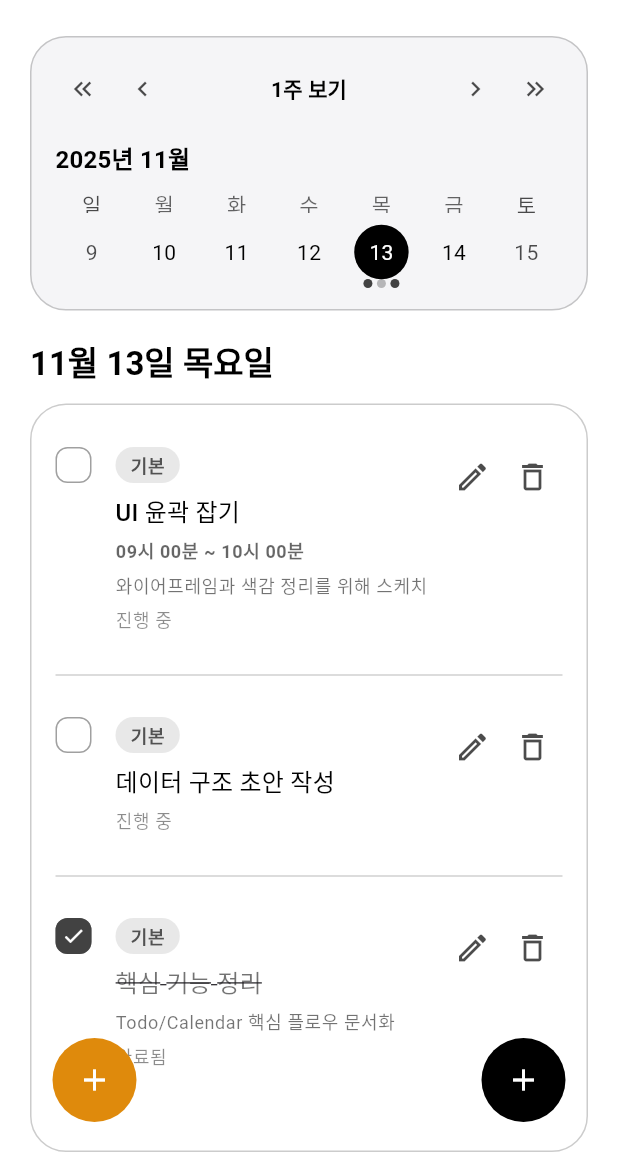
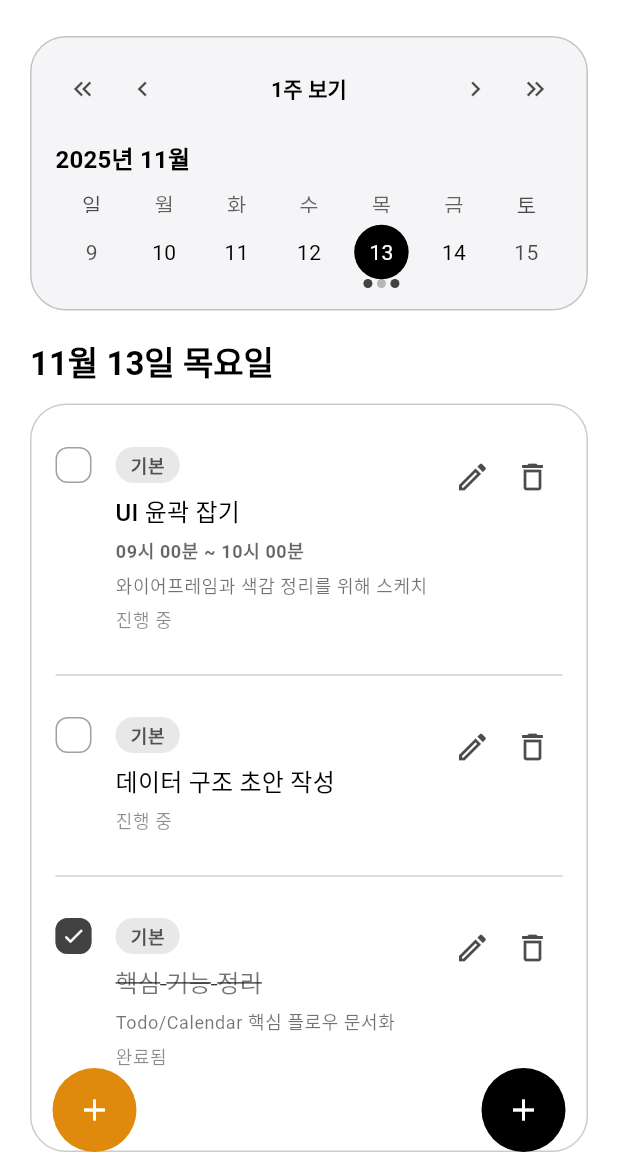
Before and after one commit to kimgm1018/one_month_proj, a Flutter app: the screen it shows after launch, on a phone screen of 412 x 824 dp, the part 66-1236 px from its top. Run offline on Flutter 3.47's test engine with Material 3 defaults, Android fonts, the phone set to English and light mode, and no system bars; drawn by our look-alikes of table_calendar; our stand-ins replace flutter_colorpicker, flutter_local_notifications, flutter_timezone, sqflite, timezone; accounts and stored records are empty.

Commit message:
ios problunms issue shooting

```diff
--- a/todo_calendar_demo/lib/main.dart
+++ b/todo_calendar_demo/lib/main.dart
@@ -650,8 +650,8 @@ class _TodoHomePageState extends State<TodoHomePage> {
                             ? 2.0
                             : (selected ? 2.0 : 1.2);
                         return SizedBox(
-                          width: 44,
-                          height: 44,
+                          width: 42,
+                          height: 42,
                           child: GestureDetector(
                             onTap: () {
                               HapticFeedback.selectionClick();
@@ -700,7 +700,7 @@ class _TodoHomePageState extends State<TodoHomePage> {
                               color: entries[i].color,
                               isPlus: entries[i].isPlus,
                             ),
-                            if (i != entries.length - 1) const SizedBox(width: 12),
+                            if (i != entries.length - 1) const SizedBox(width: 10),
                           ]
                         ];
                       }
@@ -1786,6 +1786,13 @@ class _TodoHomePageState extends State<TodoHomePage> {
   Widget build(BuildContext context) {
     final textTheme = Theme.of(context).textTheme;
     final scheme = Theme.of(context).colorScheme;
+    final mediaPadding = MediaQuery.of(context).padding;
+    const fabHorizontalPadding = 35.0;
+    const compactSpacing = 8.0;
+    const defaultSpacing = 12.0;
+    final fabBottomPadding =
+        mediaPadding.bottom + (mediaPadding.bottom > 0 ? compactSpacing : defaultSpacing);
+    final fabLocation = _AdaptiveCenterFloatFabLocation(fabBottomPadding);
 
     return Scaffold(
       appBar: AppBar(
@@ -1814,10 +1821,15 @@ class _TodoHomePageState extends State<TodoHomePage> {
           ),
         ],
       ),
-      floatingActionButtonLocation: FloatingActionButtonLocation.centerFloat,
-      floatingActionButton: SafeArea(
-        child: Padding(
-          padding: const EdgeInsets.symmetric(horizontal: 35, vertical: 16),
+      floatingActionButtonLocation: fabLocation,
+      floatingActionButtonAnimator: const _NoOpFabAnimator(),
+      floatingActionButton: Padding(
+        padding: const EdgeInsets.fromLTRB(
+          fabHorizontalPadding,
+          0,
+          fabHorizontalPadding,
+          0,
+        ),
         child: Row(
           children: [
             FloatingActionButton(
@@ -1836,7 +1848,6 @@ class _TodoHomePageState extends State<TodoHomePage> {
               child: const Icon(Icons.add),
             ),
           ],
-          ),
         ),
       ),
       body: _isLoading
@@ -2702,6 +2713,49 @@ class _EmptyState extends StatelessWidget {
   }
 }
 
+class _AdaptiveCenterFloatFabLocation extends FloatingActionButtonLocation {
+  const _AdaptiveCenterFloatFabLocation(this.bottomPadding);
+
+  final double bottomPadding;
+
+  @override
+  Offset getOffset(ScaffoldPrelayoutGeometry geometry) {
+    final double fabX =
+        (geometry.scaffoldSize.width - geometry.floatingActionButtonSize.width) / 2;
+    final double fabY = geometry.scaffoldSize.height -
+        geometry.floatingActionButtonSize.height -
+        bottomPadding;
+    return Offset(fabX, fabY);
+  }
+
+  @override
+  String get debugDescription => 'adaptiveCenterFloat';
+}
+
+class _NoOpFabAnimator extends FloatingActionButtonAnimator {
+  const _NoOpFabAnimator();
+
+  @override
+  Offset getOffset({
+    required Offset begin,
+    required Offset end,
+    required double progress,
+  }) =>
+      end;
+
+  @override
+  Animation<double> getScaleAnimation({
+    required Animation<double> parent,
+  }) =>
+      const AlwaysStoppedAnimation<double>(1.0);
+
+  @override
+  Animation<double> getRotationAnimation({
+    required Animation<double> parent,
+  }) =>
+      const AlwaysStoppedAnimation<double>(0.0);
+}
+
 class _RoadmapSessionListSheet extends StatelessWidget {
   const _RoadmapSessionListSheet({
     required this.sessions,
@@ -2938,9 +2992,11 @@ class _RoadmapChatPageState extends State<RoadmapChatPage> {
             ),
           ),
           if (_lastResult != null)
-            _RoadmapResultSummary(
+            Flexible(
+              child: _RoadmapResultSummary(
                 result: _lastResult!,
                 onImport: () => widget.onImport(_lastResult!, _lastSaveResult),
+              ),
             ),
           const Divider(height: 1),
           _buildInputArea(theme),
@@ -3267,7 +3323,6 @@ class _RoadmapResultSummary extends StatelessWidget {
 
     return Container(
       width: double.infinity,
-      padding: const EdgeInsets.fromLTRB(16, 12, 16, 24),
       decoration: BoxDecoration(
         color: theme.colorScheme.surface.withValues(alpha: 0.6),
         border: Border(
@@ -3276,6 +3331,8 @@ class _RoadmapResultSummary extends StatelessWidget {
           ),
         ),
       ),
+      child: SingleChildScrollView(
+        padding: const EdgeInsets.fromLTRB(16, 12, 16, 24),
         child: Column(
           crossAxisAlignment: CrossAxisAlignment.start,
           children: [
@@ -3327,7 +3384,8 @@ class _RoadmapResultSummary extends StatelessWidget {
                         children: entry.subtasks
                             .map(
                               (sub) => Chip(
-                              label: Text('${sub.title} (${sub.durationDays}일)'),
+                                label:
+                                    Text('${sub.title} (${sub.durationDays}일)'),
                               ),
                             )
                             .toList(),
@@ -3348,6 +3406,7 @@ class _RoadmapResultSummary extends StatelessWidget {
               ),
             ),
           ],
+        ),
       ),
     );
   }
```
Also changed, not shown: 3 other files. Lines whose indentation alone changed are shown as unchanged.
